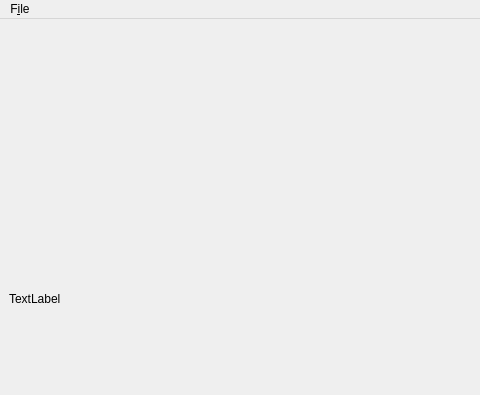
The window that applications/helloWorldQt/MainWindow.ui (aroth-fastprotect/sgi) describes before a commit, drawn with Qt 5; both pictures show x 0 to 480 and y 0 to 395 of the 800 by 600 pixel window.
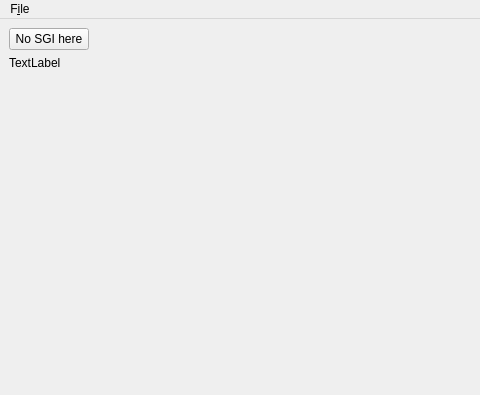
The same window after the commit.

Commit message: use QWidgetWindow to get to the actual widget which received the mouse event, so we could ask the right widget to the sgi_skip_object property

Diff of the .ui file:
```diff
--- a/applications/helloWorldQt/MainWindow.ui
+++ b/applications/helloWorldQt/MainWindow.ui
@@ -14,8 +14,15 @@
    <string>MainWindow</string>
   </property>
   <widget class="QWidget" name="centralwidget">
-   <layout class="QHBoxLayout" name="horizontalLayout">
-    <item>
+   <layout class="QFormLayout" name="formLayout">
+    <item row="1" column="0">
+     <widget class="QPushButton" name="noSGIButton">
+      <property name="text">
+       <string>No SGI here</string>
+      </property>
+     </widget>
+    </item>
+    <item row="2" column="0">
      <widget class="QLabel" name="image">
       <property name="text">
        <string>TextLabel</string>
```
Left out of the diff: 2 changed lines with no effect on the pictures. The commit also changes 3 other files.
